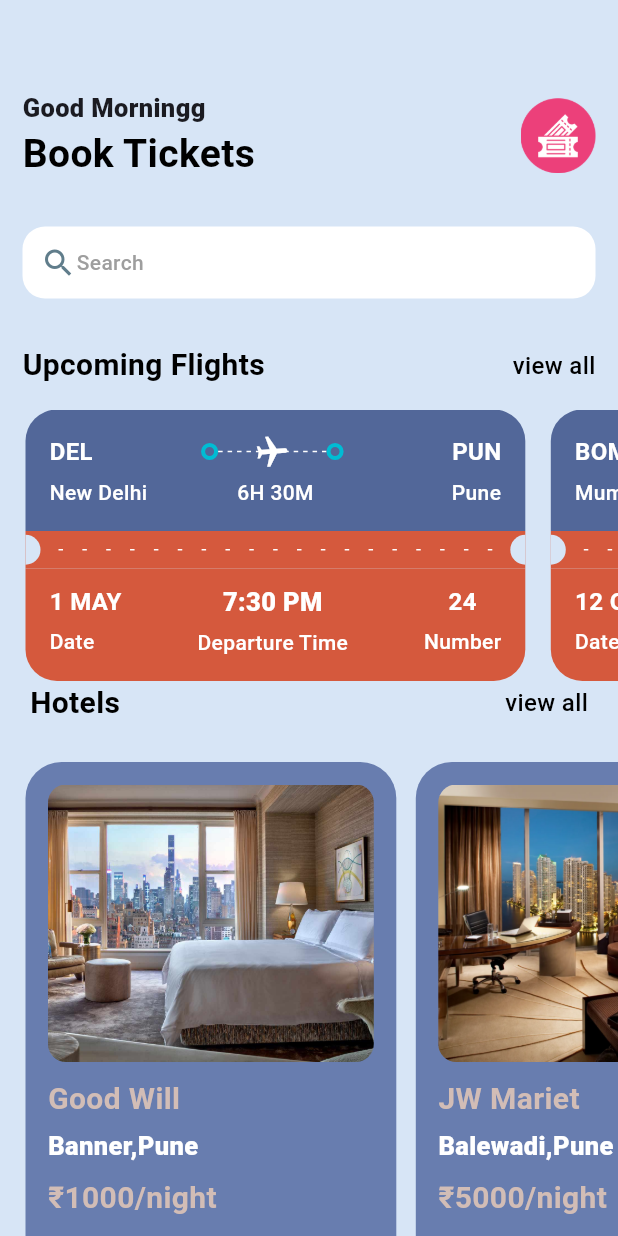
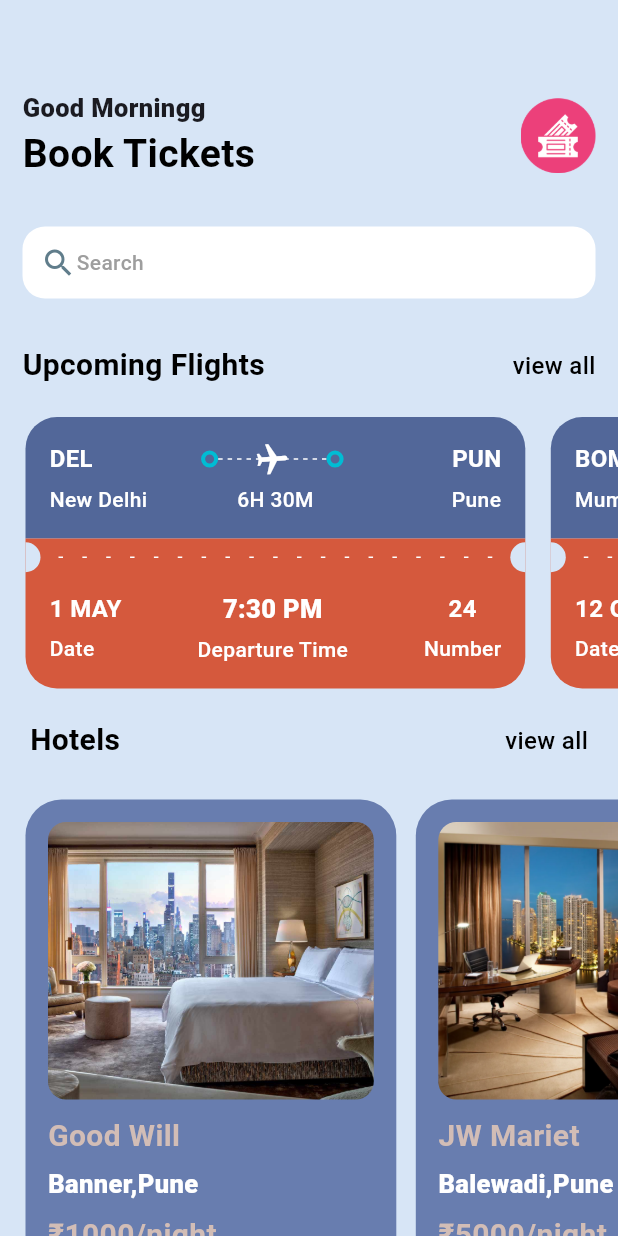
Before and after one commit to jaybhavsar555/TicketBookingApp, a Flutter app: the MyHomePage screen opened directly, on a phone screen of 412 x 824 dp. Run offline on Flutter 3.47's test engine with Material 3 defaults, Android fonts, the phone set to English and light mode, and no system bars; our stand-ins replace barcode_widget, cloud_firestore, firebase_auth, firebase_core, fluentui_system_icons, fluttertoast and 1 more; accounts and stored records are empty.

Commit message:
issue is solved!!

```diff
--- a/lib/screens/home_screen.dart
+++ b/lib/screens/home_screen.dart
@@ -6,12 +6,15 @@ import 'package:ticketbookapp/utils/app_style.dart';
 import 'package:ticketbookapp/utils/hotel_info_list.dart';
 
 import 'hotels_view.dart';
-
+/**
+ *
+ * **/
 class MyHomePage extends StatelessWidget {
   const MyHomePage({super.key});
 
   @override
   Widget build(BuildContext context) {
+    final AppLayout appLayout=AppLayout(context);
     return  Scaffold(
           backgroundColor: Styles.bgColor,
           body: ListView(
@@ -24,7 +27,7 @@ class MyHomePage extends StatelessWidget {
                 child:  Column(
 
                   children: [
-                  const Gap(60),
+                     Gap(appLayout.getHeight(60)),
                     Row(
                       mainAxisAlignment: MainAxisAlignment.spaceBetween,
                       children: [
@@ -49,7 +52,7 @@ class MyHomePage extends StatelessWidget {
                        ),
                       ],
                     ),
-                   const Gap(30),
+                      Gap(appLayout.getHeight(30)),
                      Container(
                        decoration: BoxDecoration(
                          borderRadius:  BorderRadius.circular(15),
@@ -66,7 +69,7 @@ class MyHomePage extends StatelessWidget {
                         ],
                     ),
                      ),
-                      const Gap(30),
+                         Gap(appLayout.getHeight(30)),
                     Row(
                       mainAxisAlignment: MainAxisAlignment.spaceBetween,
                       children: [
@@ -84,24 +87,18 @@ class MyHomePage extends StatelessWidget {
                   ],
                 ),
               ),
-
-              const Gap(15),
+                Gap(appLayout.getHeight(20)),
                 //  for ticket
-            Builder(
-              builder: (context) {
-                return SingleChildScrollView(
+              SingleChildScrollView(
                 scrollDirection: Axis.horizontal,
-                  padding: EdgeInsets.only(left: AppLayout.getHeight(17)),
+                padding: EdgeInsets.only(left: appLayout.getHeight(17)),
                 child:
                 Row(
                   children: ticketInfo.map((ticket) => TicketView(ticket: ticket,isColor: null,)).toList(),
                 ),
-                );
-              }
               ),
-            Builder(
-              builder: (context) {
-                return Container(
+              Gap(appLayout.getHeight(20)),
+              Container(
                 padding:  const EdgeInsets.symmetric(horizontal:20),
                 child: Row(
                   mainAxisAlignment: MainAxisAlignment.spaceBetween,
@@ -116,22 +113,16 @@ class MyHomePage extends StatelessWidget {
                           ),
                         ],
                     ),
-                );
-              }
               ),
               const Gap(15),
               //for hotels list
-            Builder(
-              builder: (context) {
-                return SingleChildScrollView(
+              SingleChildScrollView(
                 scrollDirection: Axis.horizontal,
                 padding: const EdgeInsets.only(left: 17),
 
                   child: Row(
                   children: hotelsList.map((e) => HotelView(hotel: e)).toList(),
                   ),
-                );
-              }
                 )
             ],
           ),
--- a/lib/screens/hotels_view.dart
+++ b/lib/screens/hotels_view.dart
@@ -9,15 +9,16 @@ class HotelView extends StatelessWidget {
 
   @override
   Widget build(BuildContext context) {
-    final size= AppLayout.getSize(context);
+    final AppLayout appLayout=AppLayout(context);
+    final size= appLayout.getSize();
     // print("${hotel['price']}");
     return  Builder(
       builder: (context) {
         return Container(
-          width:AppLayout.getWidth(size.width * 0.6) ,
-          height:AppLayout.getHeight(350) ,
-          margin: EdgeInsets.only(right: AppLayout.getHeight(13),top: AppLayout.getWidth(10)),
-          padding: EdgeInsets.all(AppLayout.getHeight(15)),
+          width:appLayout.getWidth(size.width * 0.6) ,
+          height:appLayout.getHeight(350) ,
+          margin: EdgeInsets.only(right: appLayout.getHeight(13),top: appLayout.getWidth(10)),
+          padding: EdgeInsets.all(appLayout.getHeight(15)),
           decoration: BoxDecoration(
             borderRadius: BorderRadius.circular(24),
             color: Styles.primaryColor,
@@ -27,7 +28,7 @@ class HotelView extends StatelessWidget {
             crossAxisAlignment: CrossAxisAlignment.start,
             children: [
               Container(
-                height: AppLayout.getHeight(185),
+                height: appLayout.getHeight(185),
                 decoration:  BoxDecoration(
                   borderRadius: BorderRadius.circular(12),
                   color: Styles.primaryColor,
--- a/lib/utils/app_layout.dart
+++ b/lib/utils/app_layout.dart
@@ -1,43 +1,22 @@
 import 'package:flutter/cupertino.dart';
-import 'package:get/get.dart';
 class AppLayout{
+   BuildContext context;
 
-  static getSize(BuildContext context){
+   AppLayout(this.context);
+
+   Size getSize(){
     return MediaQuery.of(context).size;
-
   }
 
-  static getScreenHeight(){
-    return Get.height?? 400; //400 pixels
-  }
-
-  static getScreenWidth(){
-    return Get.width ??300; //220 pixels
-  }
-
-  // static getHeight(double pixel){
-  //   final screenHeight=getScreenHeight()??0.00;
-  //   if (screenHeight == null) return 0.0;
-  //   double x=screenHeight/pixel;
-  //   return getScreenHeight()/x;
-  // }
-  //
-  // static getWidth(double pixel){
-  //   final screenWidth=getScreenWidth()??0.00;
-  //   if(screenWidth==null) return 0.00;
-  //   double x=getScreenWidth()/pixel; //to get screen proportion 400/200 = 2
-  //   return getScreenWidth()/x; //height value based on screen proportion
-  // }
-
 // Calculate height based on the ratio of the given pixel to the screen height
-  static double getHeight(double pixel) {
-    double screenHeight = getScreenHeight(); // This is never null due to the default value
+   double getHeight(double pixel) {
+    double screenHeight = getSize().height;
     return screenHeight / (screenHeight / pixel);
   }
 
   // Calculate width based on the ratio of the given pixel to the screen width
-  static double getWidth(double pixel) {
-    double screenWidth = getScreenWidth(); // This is never null due to the default value
+   double getWidth(double pixel) {
+    double screenWidth = getSize().width;
     return screenWidth / (screenWidth / pixel);
   }
 
--- a/lib/widget/customer_ticketLayout.dart
+++ b/lib/widget/customer_ticketLayout.dart
@@ -12,6 +12,7 @@ class CustomTicketLayout extends StatelessWidget {
 
   @override
   Widget build(BuildContext context) {
+    final AppLayout appLayout=AppLayout(context);
     return  Builder(
       builder: (context) {
         return Column(
@@ -19,7 +20,7 @@ class CustomTicketLayout extends StatelessWidget {
 
           children: [
             Text(firstText,style: Styles.ticketTextStyle1.copyWith(color: Colors.black),),
-            Gap(AppLayout.getHeight(5)),
+            Gap(appLayout.getHeight(5)),
             Text(secondText,style:Styles.textHeadStyle4.copyWith(color: Colors.grey)),
           ],
         );
--- a/lib/widget/horizontal_line_widget.dart
+++ b/lib/widget/horizontal_line_widget.dart
@@ -11,6 +11,7 @@ class HorizontalLineWidget extends StatelessWidget {
 
   @override
   Widget build(BuildContext context) {
+    final AppLayout appLayout=AppLayout(context);
     return Builder(
       builder: (context) {
         return LayoutBuilder(
@@ -19,7 +20,7 @@ class HorizontalLineWidget extends StatelessWidget {
               direction: Axis.horizontal,
               mainAxisAlignment: MainAxisAlignment.spaceBetween,
               children: List.generate((constraints.constrainWidth()/section).floor(), (index) =>  SizedBox(
-                width: width,height: AppLayout.getHeight(1), child:  DecoratedBox(
+                width: width,height: appLayout.getHeight(1), child:  DecoratedBox(
                 decoration: BoxDecoration(
                     color: isColor==null? Colors.white: Colors.black38
                 ),
--- a/lib/widget/ticket_view.dart
+++ b/lib/widget/ticket_view.dart
@@ -13,16 +13,15 @@ class TicketView extends StatelessWidget {
 
   @override
   Widget build(BuildContext context) {
-    final size= AppLayout.getSize(context);
+    final AppLayout appLayout=AppLayout(context);
+    final size= appLayout.getSize();
     // print("from: ${ticket["from"]["name"]}");
-    return  Builder(
-      builder: (context) {
-        return SizedBox(
+    return  SizedBox(
         width: size.width * 0.85,
-            height: AppLayout.getHeight(181),
+        height: appLayout.getHeight(181),
 
       child: Container(
-            margin:  EdgeInsets.only(right: AppLayout.getHeight(17)),
+        margin:  EdgeInsets.only(right: appLayout.getHeight(17)),
         child: Column(
          mainAxisSize: MainAxisSize.min,
           children: [
@@ -32,11 +31,11 @@ class TicketView extends StatelessWidget {
             Container(
               decoration:  BoxDecoration(
                 color: isColor==null? const Color(0xFF526799): Colors.white,
-                    borderRadius: BorderRadius.only(topLeft: Radius.circular(AppLayout.getHeight(21)),
-                        topRight: Radius.circular(AppLayout.getHeight(21))
+                borderRadius: BorderRadius.only(topLeft: Radius.circular(appLayout.getHeight(21)),
+                    topRight: Radius.circular(appLayout.getHeight(21))
                 ),
               ),
-                  padding:  EdgeInsets.all(AppLayout.getHeight(16)),
+              padding:  EdgeInsets.all(appLayout.getHeight(16)),
               child: Column(
                 children: [
 
@@ -50,7 +49,7 @@ class TicketView extends StatelessWidget {
                       Expanded(child:
                       Stack(
                         children: [SizedBox(
-                              height: AppLayout.getHeight(24),
+                          height: appLayout.getHeight(24),
 
                           child: LayoutBuilder(
                             builder: (BuildContext context,BoxConstraints constraint) {
@@ -60,7 +59,7 @@ class TicketView extends StatelessWidget {
                                 mainAxisAlignment: MainAxisAlignment.spaceBetween,
                                 mainAxisSize: MainAxisSize.max,
                                 children: List.generate((constraint.constrainWidth()/6).floor(),(index) =>  SizedBox(
-                                      width: AppLayout.getWidth(3),height: AppLayout.getHeight(1), child:  DecoratedBox(
+                                  width: appLayout.getWidth(3),height: appLayout.getHeight(1), child:  DecoratedBox(
                                   decoration: BoxDecoration(
                                     color: isColor==null? Colors.white : Colors.cyan
                                   ),
@@ -93,7 +92,7 @@ class TicketView extends StatelessWidget {
                     children: [
                       //from name
                       SizedBox(
-                            width: AppLayout.getWidth(100),
+                        width: appLayout.getWidth(100),
                         child: Text("${ticket["from"]["name"]}", style:isColor==null? Styles.textHeadStyle4.copyWith(color: Colors.white):Styles.textHeadStyle4.copyWith(color: Colors.grey),),
                       ),
 
@@ -101,7 +100,7 @@ class TicketView extends StatelessWidget {
                       Text("6H 30M", style: isColor==null? Styles.textHeadStyle4.copyWith(color: Colors.white): Styles.textHeadStyle4.copyWith(color: Colors.grey) ),
                       //to name
                       SizedBox(
-                            width: AppLayout.getWidth(100),
+                        width: appLayout.getWidth(100),
                         child: Text("${ticket["to"]["name"]}", style: isColor==null? Styles.textHeadStyle4.copyWith(color: Colors.white): Styles.textHeadStyle4.copyWith(color: Colors.grey), textAlign: TextAlign.end,),
                       ),
 
@@ -120,33 +119,33 @@ class TicketView extends StatelessWidget {
               child:  Row(
                 children: [
                   SizedBox(
-                        height: AppLayout.getHeight(20),
-                        width: AppLayout.getWidth(10),
+                    height: appLayout.getHeight(20),
+                    width: appLayout.getWidth(10),
                     child: DecoratedBox(
                       decoration: BoxDecoration(
                         color: isColor==null? Styles.bgColor: Colors.white,
                         borderRadius:  BorderRadius.only(
-                             topRight: Radius.circular(AppLayout.getHeight(10)),
-                              bottomRight: Radius.circular(AppLayout.getWidth(10)),
+                         topRight: Radius.circular(appLayout.getHeight(10)),
+                          bottomRight: Radius.circular(appLayout.getWidth(10)),
                         )
                       ),
                     ),
                   ),
                   Expanded(
                       child: Padding(
-                            padding:  EdgeInsets.all(AppLayout.getHeight(12)),
+                        padding:  EdgeInsets.all(appLayout.getHeight(12)),
                         child: const HorizontalLineWidget(section: 15,),
                       )
                   ),
                   SizedBox(
-                        height: AppLayout.getHeight(20),
-                        width: AppLayout.getWidth(10),
+                    height: appLayout.getHeight(20),
+                    width: appLayout.getWidth(10),
                     child: DecoratedBox(
                       decoration: BoxDecoration(
                           color: isColor==null? Styles.bgColor: Colors.white,
                           borderRadius:  BorderRadius.only(
-                                topLeft: Radius.circular(AppLayout.getHeight(10)),
-                                bottomLeft: Radius.circular(AppLayout.getWidth(10)),
+                            topLeft: Radius.circular(appLayout.getHeight(10)),
+                            bottomLeft: Radius.circular(appLayout.getWidth(10)),
                           )
                       ),
                     ),
@@ -158,11 +157,11 @@ class TicketView extends StatelessWidget {
                   Showing the Bottom part of the ticket
             * */
             Container(
-                  padding:  EdgeInsets.only(left:AppLayout.getHeight(16),top: AppLayout.getWidth(10),right: AppLayout.getHeight(16),bottom: AppLayout.getWidth(16)),
+              padding:  EdgeInsets.only(left:appLayout.getHeight(16),top: appLayout.getWidth(10),right: appLayout.getHeight(16),bottom: appLayout.getWidth(16)),
               decoration:  BoxDecoration(
                 color: isColor==null? Styles.orangeColor:Colors.white,
-                    borderRadius:  BorderRadius.only(bottomLeft: Radius.circular(isColor==null? AppLayout.getHeight(21):0),
-                        bottomRight: Radius.circular(isColor==null? AppLayout.getWidth(21):0)),
+                borderRadius:  BorderRadius.only(bottomLeft: Radius.circular(isColor==null? appLayout.getHeight(21):0),
+                    bottomRight: Radius.circular(isColor==null? appLayout.getWidth(21):0)),
 
               ),
               child: Column(
@@ -204,6 +203,4 @@ class TicketView extends StatelessWidget {
       ),
     );
   }
-    );
 }
-}
```
Also changed, not shown: lib/screens/profile_screen.dart (+33 -34 lines), lib/screens/search_screen.dart (+27 -26 lines), lib/screens/ticket_screen.dart (+26 -25 lines), lib/widget/icon_text_widget.dart (+4 -3 lines), lib/widget/ticket_tab.dart (+9 -16 lines). Lines whose indentation alone changed are shown as unchanged.
